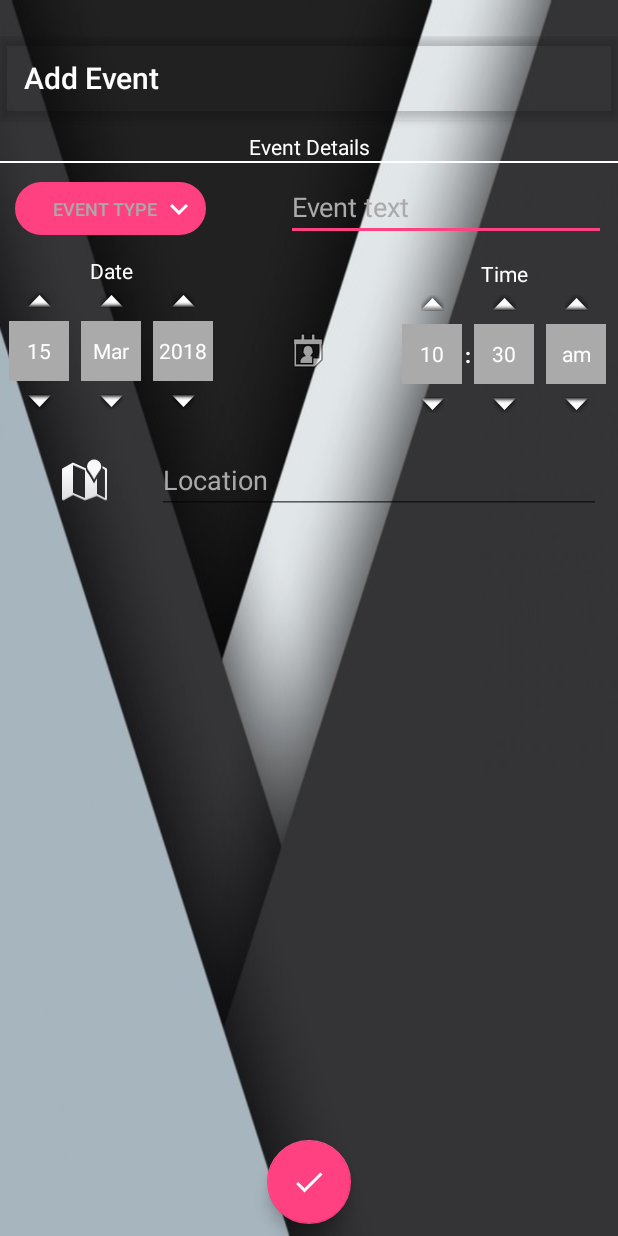
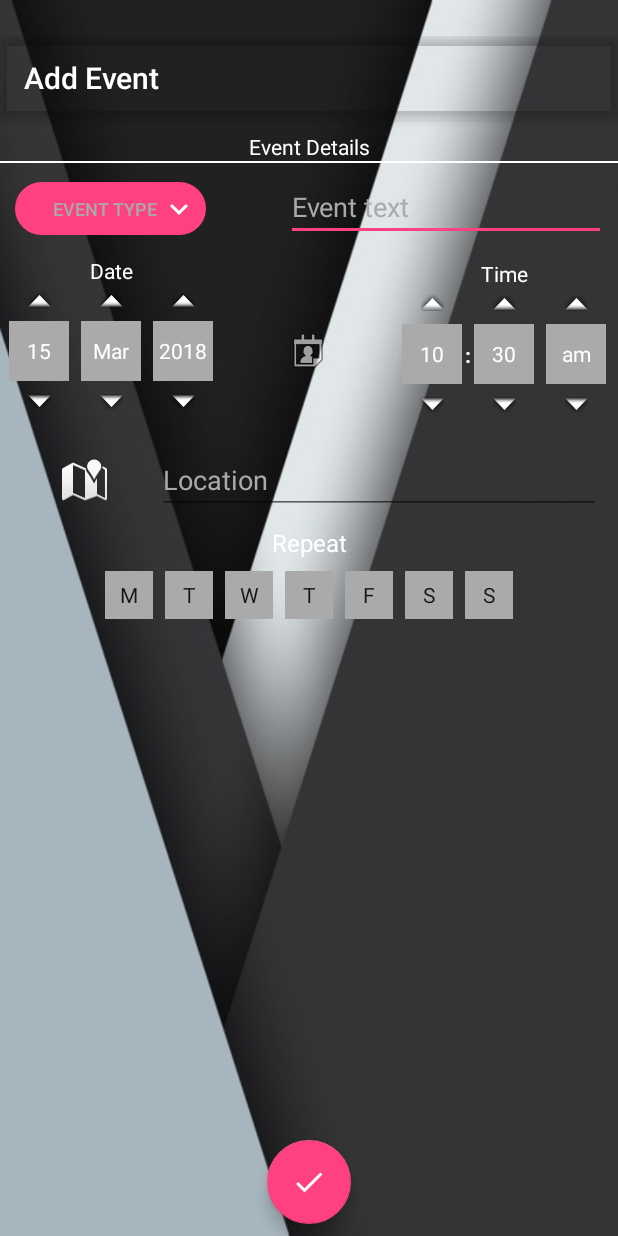
Before and after one commit to CalinChirila/WatsNext, an Android app: the AddEventActivity screen opened directly, with no data from a screen before it, on a phone screen of 412 x 824 dp. Run offline under Robolectric (Android 15) with nearby library versions, the phone set to English and light mode, and no system bars; our stand-ins replace ButterKnife.

Commit message:
Add Event Repeater function for next week

```diff
--- a/app/src/main/java/com/example/android/watsnext/Activities/AddEventActivity.java
+++ b/app/src/main/java/com/example/android/watsnext/Activities/AddEventActivity.java
@@ -19,8 +19,12 @@ import com.example.android.watsnext.Adapters.EventTypesAdapter;
 import com.example.android.watsnext.R;
 import com.example.android.watsnext.Utils.DatePickerUtils;
 import com.example.android.watsnext.Utils.EventUtils;
+import com.example.android.watsnext.Utils.RepeaterTextView;
 import com.example.android.watsnext.Utils.TimePickerUtils;
 import com.example.android.watsnext.data.EventContract.EventsEntry;
+
+import java.util.ArrayList;
+import java.util.Calendar;
 
 import butterknife.BindView;
 import butterknife.ButterKnife;
@@ -147,6 +151,8 @@ public class AddEventActivity extends AppCompatActivity implements EventTypesAda
                         mEventTime = TimePickerUtils.getTimeInMillis();
                         EventUtils.convertEventTimeToString(mEventTime);
 
+                        setupRepeatedEvents();
+
                         addEventToDatabase();
                         finish();
 
@@ -220,6 +226,55 @@ public class AddEventActivity extends AppCompatActivity implements EventTypesAda
 
     }
 
+
+    /**
+     * Method for setting up the event that the user chose to repeat on certain days
+     */
+    private void setupRepeatedEvents(){
+        ArrayList<Integer> eventRepeats = RepeaterTextView.getIndicesOfRepeatDays();
+
+        // If the event doesn't repeat, exit early
+        if(eventRepeats.size() == 0) return;
+
+        Calendar calendar = Calendar.getInstance();
+        calendar.setTimeInMillis(mEventDate);
+        int eventDayOfWeek = calendar.get(Calendar.DAY_OF_WEEK) - 2;
+
+        long repeatDate;
+
+        // For every ticked box in the Repeat section, add another event with the corresponding date
+        for(int i = 0; i < eventRepeats.size(); i ++){
+            int dayOfWeekOfRepeatedEvent = eventRepeats.get(i);
+
+            int numberOfDaysUntilEventRepeats = dayOfWeekOfRepeatedEvent - eventDayOfWeek;
+            if(numberOfDaysUntilEventRepeats <= 0) numberOfDaysUntilEventRepeats = 7 + numberOfDaysUntilEventRepeats;
+
+            repeatDate = mEventDate + (numberOfDaysUntilEventRepeats * DatePickerUtils.MILLIS_IN_A_DAY);
+
+            EventUtils.convertEventDateToString(getApplicationContext(), repeatDate);
+            addRepeatedEventToDatabase(repeatDate);
+        }
+    }
+
+    /**
+     * Add copies of the original event according to the repeat options
+     * @param repeatDate - the date at which the event will repeat
+     */
+    private void addRepeatedEventToDatabase(long repeatDate){
+        ContentValues values = new ContentValues();
+        values.put(EventsEntry.COLUMN_EVENT_TYPE, mEventTypeInt);
+        values.put(EventsEntry.COLUMN_EVENT_TEXT, mEventText);
+        values.put(EventsEntry.COLUMN_EVENT_DATE, repeatDate);
+        values.put(EventsEntry.COLUMN_EVENT_TIME, mEventTime);
+        values.put(EventsEntry.COLUMN_EVENT_DATE_AND_TIME, repeatDate + mEventTime);
+        values.put(EventsEntry.COLUMN_EVENT_LOCATION, mEventLocation);
+
+        getContentResolver().insert(EventsEntry.CONTENT_URI, values);
+    }
+
+    /**
+     * Add the event set up by the user to the database
+     */
     private void addEventToDatabase() {
         ContentValues values = new ContentValues();
         values.put(EventsEntry.COLUMN_EVENT_TYPE, mEventTypeInt);
--- a/app/src/main/java/com/example/android/watsnext/Utils/DatePickerUtils.java
+++ b/app/src/main/java/com/example/android/watsnext/Utils/DatePickerUtils.java
@@ -33,6 +33,7 @@ public class DatePickerUtils {
             mEventMonth = 1;
         }
         monthTextView.setText(convertMonthToString(mEventMonth));
+
     }
 
     /**
--- /dev/null
+++ b/app/src/main/java/com/example/android/watsnext/Utils/RepeaterTextView.java
@@ -0,0 +1,116 @@
+package com.example.android.watsnext.Utils;
+
+import android.content.Context;
+import android.graphics.Color;
+import android.util.AttributeSet;
+import android.view.View;
+
+import com.example.android.watsnext.R;
+
+import java.util.ArrayList;
+
+/**
+ * Created by Calin-Cristian Chirila on 3/14/2018.
+ */
+
+public class RepeaterTextView extends android.support.v7.widget.AppCompatTextView implements View.OnClickListener{
+
+    private int mIndex;
+
+
+    public static boolean[] repeaterArray = new boolean[7];
+
+    private boolean isSelected = false;
+
+    public RepeaterTextView(Context context) {
+        super(context);
+
+        this.setOnClickListener(this);
+        assignIndexToRepeaterView(this.getId());
+    }
+
+    public RepeaterTextView(Context context, AttributeSet attrs) {
+        super(context, attrs);
+
+        this.setOnClickListener(this);
+        assignIndexToRepeaterView(this.getId());
+    }
+
+    public RepeaterTextView(Context context, AttributeSet attrs, int defStyleAttr) {
+        super(context, attrs, defStyleAttr);
+
+        this.setOnClickListener(this);
+        assignIndexToRepeaterView(this.getId());
+    }
+
+
+
+
+    private void assignIndexToRepeaterView(int viewID){
+        switch(viewID){
+            case R.id.repeater_monday:
+                mIndex = 0;
+                break;
+            case R.id.repeater_tuesday:
+                mIndex = 1;
+                break;
+            case R.id.repeater_wednesday:
+                mIndex = 2;
+                break;
+            case R.id.repeater_thursday:
+                mIndex = 3;
+                break;
+            case R.id.repeater_friday:
+                mIndex = 4;
+                break;
+            case R.id.repeater_saturday:
+                mIndex = 5;
+                break;
+            case R.id.repeater_sunday:
+                mIndex = 6;
+                break;
+        }
+    }
+
+    @Override
+    public void onClick(View v) {
+        if(isSelected){
+
+            // Remove repeated event
+            v.setBackgroundColor(getResources().getColor(android.R.color.darker_gray));
+            isSelected = false;
+
+        } else {
+
+            // Add repeated event
+            v.setBackgroundColor(Color.RED);
+            isSelected = true;
+
+        }
+
+        // Populate the repeaterArray with the correct values
+        repeaterArray[mIndex] = isSelected;
+    }
+
+    //TODO Create a function updateEvents that will:
+    // 1) Reschedule repeated events
+    // 2) Remove past events
+
+
+
+    public static ArrayList<Integer> getIndicesOfRepeatDays(){
+
+        ArrayList<Integer> indicesArray = new ArrayList<>();
+
+        // Add every index from the repeater array that has the value of true
+        for(int i = 0; i < 7; i++){
+            if(repeaterArray[i]){
+                indicesArray.add(i);
+            }
+        }
+
+        return indicesArray;
+    }
+
+
+}
--- a/app/src/main/res/layout/activity_add_event.xml
+++ b/app/src/main/res/layout/activity_add_event.xml
@@ -128,10 +128,10 @@
             android:layout_height="wrap_content"
             android:ems="10"
             android:hint="@string/location"
-            android:textColorHint="@android:color/darker_gray"
-            android:textColor="@android:color/white"
             android:inputType="textPersonName"
             android:maxLines="1"
+            android:textColor="@android:color/white"
+            android:textColorHint="@android:color/darker_gray"
             app:layout_constraintEnd_toEndOf="parent"
             app:layout_constraintHorizontal_bias="0.9"
             app:layout_constraintStart_toStartOf="parent"
@@ -153,6 +153,18 @@
             android:layout_marginRight="16dp"
             android:layout_marginLeft="24dp" />
 
+        <include
+            android:id="@+id/include"
+            layout="@layout/layout_repeater"
+            android:layout_width="wrap_content"
+            android:layout_height="wrap_content"
+            android:layout_marginEnd="8dp"
+            android:layout_marginStart="8dp"
+            android:layout_marginTop="8dp"
+            app:layout_constraintEnd_toEndOf="parent"
+            app:layout_constraintStart_toStartOf="parent"
+            app:layout_constraintTop_toBottomOf="@+id/et_event_location" />
+
 
     </android.support.constraint.ConstraintLayout>
 </android.support.design.widget.CoordinatorLayout>
--- /dev/null
+++ b/app/src/main/res/layout/layout_repeater.xml
@@ -0,0 +1,91 @@
+<?xml version="1.0" encoding="utf-8"?>
+<android.support.constraint.ConstraintLayout
+    xmlns:android="http://schemas.android.com/apk/res/android"
+    xmlns:app="http://schemas.android.com/apk/res-auto"
+    xmlns:tools="http://schemas.android.com/tools"
+    android:layout_gravity="center"
+    android:layout_width="wrap_content"
+    android:layout_height="wrap_content">
+
+
+    <com.example.android.watsnext.Utils.RepeaterTextView
+        android:id="@+id/repeater_monday"
+        style="@style/RepeaterItemStyle"
+        android:layout_marginTop="8dp"
+        android:text="M"
+        app:layout_constraintStart_toStartOf="parent"
+        app:layout_constraintTop_toBottomOf="@+id/repeater_header" />
+
+    <com.example.android.watsnext.Utils.RepeaterTextView
+        android:id="@+id/repeater_tuesday"
+        style="@style/RepeaterItemStyle"
+        android:layout_marginStart="8dp"
+        android:layout_marginTop="8dp"
+        android:text="T"
+        app:layout_constraintStart_toEndOf="@+id/repeater_monday"
+        app:layout_constraintTop_toBottomOf="@+id/repeater_header"
+        android:layout_marginLeft="8dp" />
+
+    <com.example.android.watsnext.Utils.RepeaterTextView
+        android:id="@+id/repeater_wednesday"
+        style="@style/RepeaterItemStyle"
+        android:layout_marginStart="8dp"
+        android:layout_marginTop="8dp"
+        android:text="W"
+        app:layout_constraintStart_toEndOf="@+id/repeater_tuesday"
+        app:layout_constraintTop_toBottomOf="@+id/repeater_header"
+        android:layout_marginLeft="8dp" />
+
+    <com.example.android.watsnext.Utils.RepeaterTextView
+        android:id="@+id/repeater_thursday"
+        style="@style/RepeaterItemStyle"
+        android:layout_marginStart="8dp"
+        android:layout_marginTop="8dp"
+        android:text="T"
+        app:layout_constraintStart_toEndOf="@+id/repeater_wednesday"
+        app:layout_constraintTop_toBottomOf="@+id/repeater_header"
+        android:layout_marginLeft="8dp" />
+
+    <com.example.android.watsnext.Utils.RepeaterTextView
+        android:id="@+id/repeater_friday"
+        style="@style/RepeaterItemStyle"
+        android:layout_marginStart="8dp"
+        android:layout_marginTop="8dp"
+        android:text="F"
+        app:layout_constraintStart_toEndOf="@+id/repeater_thursday"
+        app:layout_constraintTop_toBottomOf="@+id/repeater_header"
+        android:layout_marginLeft="8dp" />
+
+    <com.example.android.watsnext.Utils.RepeaterTextView
+        android:id="@+id/repeater_saturday"
+        style="@style/RepeaterItemStyle"
+        android:layout_marginStart="8dp"
+        android:layout_marginTop="8dp"
+        android:text="S"
+        app:layout_constraintStart_toEndOf="@+id/repeater_friday"
+        app:layout_constraintTop_toBottomOf="@+id/repeater_header"
+        android:layout_marginLeft="8dp" />
+
+    <com.example.android.watsnext.Utils.RepeaterTextView
+        android:id="@+id/repeater_sunday"
+        style="@style/RepeaterItemStyle"
+        android:layout_marginStart="8dp"
+        android:layout_marginTop="8dp"
+        android:text="S"
+        app:layout_constraintEnd_toEndOf="parent"
+        app:layout_constraintHorizontal_bias="0.0"
+        app:layout_constraintStart_toEndOf="@+id/repeater_saturday"
+        app:layout_constraintTop_toBottomOf="@+id/repeater_header"
+        android:layout_marginLeft="8dp" />
+
+    <TextView
+        android:id="@+id/repeater_header"
+        android:layout_width="wrap_content"
+        android:layout_height="wrap_content"
+        android:text="@string/repeater_header"
+        android:textColor="@android:color/white"
+        android:textSize="@dimen/repeater_header_text_size"
+        app:layout_constraintEnd_toEndOf="parent"
+        app:layout_constraintStart_toStartOf="parent"
+        app:layout_constraintTop_toTopOf="parent" />
+</android.support.constraint.ConstraintLayout>
--- a/app/src/main/res/values/dimens.xml
+++ b/app/src/main/res/values/dimens.xml
@@ -21,4 +21,8 @@
     <dimen name="time_picker_space_between_items">8dp</dimen>
     <dimen name="time_picker_space_between_button_and_item">8dp</dimen>
     <dimen name="time_picker_header_text_size">16sp</dimen>
+
+    <!-- Repeater -->
+    <dimen name="repeater_item_size">32dp</dimen>
+    <dimen name="repeater_header_text_size">16sp</dimen>
 </resources>
--- a/app/src/main/res/values/strings.xml
+++ b/app/src/main/res/values/strings.xml
@@ -25,5 +25,6 @@
     <string name="location">Location</string>
     <string name="title_activity_maps">Map</string>
     <string name="save_location">Save Location</string>
+    <string name="repeater_header">Repeat</string>
 
 </resources>
--- a/app/src/main/res/values/styles.xml
+++ b/app/src/main/res/values/styles.xml
@@ -10,4 +10,12 @@
         <item name="android:windowTranslucentStatus" tools:targetApi="kitkat">true</item>
     </style>
 
+    <!-- Repeater Text View style -->
+    <style name="RepeaterItemStyle" parent="AppTheme">
+        <item name="android:layout_width">@dimen/repeater_item_size</item>
+        <item name="android:layout_height">@dimen/repeater_item_size</item>
+        <item name="android:background">@android:color/darker_gray</item>
+        <item name="android:gravity">center</item>
+    </style>
+
 </resources>
```
